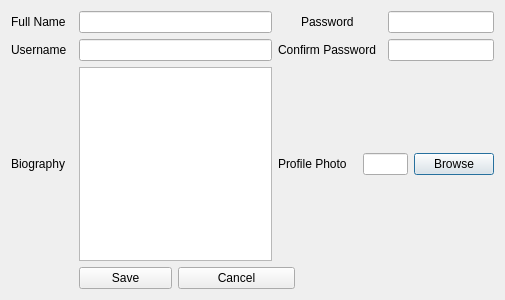
Qt form editprofilewindow.ui (ghazaleh-nahayatf/Spotify-Project) before a commit.
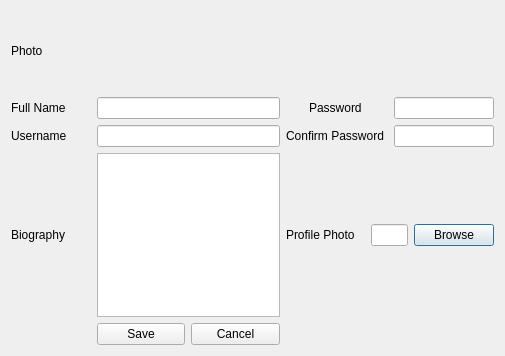
The same form after that commit.

Commit message: Complete Edit Profile , log out button

Diff of the .ui file:
```diff
--- a/editprofilewindow.ui
+++ b/editprofilewindow.ui
@@ -7,98 +7,111 @@
     <x>0</x>
     <y>0</y>
     <width>505</width>
-    <height>300</height>
+    <height>356</height>
    </rect>
   </property>
   <property name="windowTitle">
    <string>Dialog</string>
   </property>
   <layout class="QGridLayout" name="gridLayout">
-   <item row="0" column="0">
-    <widget class="QLabel" name="label">
-     <property name="text">
-      <string>Full Name </string>
-     </property>
-    </widget>
-   </item>
-   <item row="0" column="1" colspan="2">
-    <widget class="QLineEdit" name="fullNameEditLine"/>
-   </item>
-   <item row="0" column="4">
-    <widget class="QLabel" name="label_3">
-     <property name="text">
-      <string>Password </string>
-     </property>
-    </widget>
-   </item>
-   <item row="0" column="6" colspan="2">
-    <widget class="QLineEdit" name="lineEdit"/>
-   </item>
-   <item row="1" column="0">
-    <widget class="QLabel" name="label_2">
-     <property name="text">
-      <string>Username  </string>
-     </property>
-    </widget>
-   </item>
-   <item row="1" column="1" colspan="2">
-    <widget class="QLineEdit" name="usernameLineEdit"/>
-   </item>
-   <item row="1" column="3" colspan="3">
-    <widget class="QLabel" name="label_4">
-     <property name="text">
-      <string>Confirm Password </string>
-     </property>
-    </widget>
-   </item>
    <item row="1" column="6" colspan="2">
-    <widget class="QLineEdit" name="lineEdit_2"/>
+    <widget class="QLineEdit" name="passwordLineEdit"/>
+   </item>
+   <item row="3" column="3" colspan="2">
+    <widget class="QLabel" name="label_6">
+     <property name="text">
+      <string>Profile Photo</string>
+     </property>
+    </widget>
+   </item>
+   <item row="1" column="1" colspan="2">
+    <widget class="QLineEdit" name="fullNameLineEdit"/>
    </item>
    <item row="2" column="0">
+    <widget class="QLabel" name="label_2">
+     <property name="text">
+      <string>Username  </string>
+     </property>
+    </widget>
+   </item>
+   <item row="3" column="7">
+    <widget class="QPushButton" name="browseButton">
+     <property name="text">
+      <string>Browse</string>
+     </property>
+    </widget>
+   </item>
+   <item row="3" column="0">
     <widget class="QLabel" name="label_5">
      <property name="text">
       <string>Biography</string>
      </property>
     </widget>
    </item>
-   <item row="2" column="1" colspan="2">
-    <widget class="QTextEdit" name="biographyTextEdit"/>
+   <item row="1" column="0">
+    <widget class="QLabel" name="label">
+     <property name="text">
+      <string>Full Name </string>
+     </property>
+    </widget>
    </item>
-   <item row="2" column="3" colspan="2">
-    <widget class="QLabel" name="label_6">
+   <item row="2" column="3" colspan="3">
+    <widget class="QLabel" name="label_4">
      <property name="text">
-      <string>Profile Photo</string>
+      <string>Confirm Password </string>
      </property>
     </widget>
    </item>
-   <item row="2" column="5" colspan="2">
+   <item row="3" column="5" colspan="2">
     <widget class="QLineEdit" name="profileLineEdit">
      <property name="readOnly">
       <bool>true</bool>
      </property>
     </widget>
    </item>
-   <item row="2" column="7">
-    <widget class="QPushButton" name="browseButton">
-     <property name="text">
-      <string>Browse</string>
-     </property>
-    </widget>
-   </item>
-   <item row="3" column="1">
-    <widget class="QPushButton" name="saveButton">
-     <property name="text">
-      <string>Save</string>
-     </property>
-    </widget>
-   </item>
-   <item row="3" column="2" colspan="2">
+   <item row="4" column="2">
     <widget class="QPushButton" name="cancelButton">
      <property name="text">
       <string>Cancel</string>
      </property>
     </widget>
    </item>
+   <item row="1" column="4">
+    <widget class="QLabel" name="label_3">
+     <property name="text">
+      <string>Password </string>
+     </property>
+    </widget>
+   </item>
+   <item row="2" column="1" colspan="2">
+    <widget class="QLineEdit" name="usernameLineEdit"/>
+   </item>
+   <item row="2" column="6" colspan="2">
+    <widget class="QLineEdit" name="confirmPasswordLineEdit"/>
+   </item>
+   <item row="4" column="1">
+    <widget class="QPushButton" name="saveButton">
+     <property name="text">
+      <string>Save</string>
+     </property>
+    </widget>
+   </item>
+   <item row="3" column="1" colspan="2">
+    <widget class="QTextEdit" name="biographyTextEdit"/>
+   </item>
+   <item row="0" column="0">
+    <widget class="QLabel" name="photoLabel">
+     <property name="minimumSize">
+      <size>
+       <width>80</width>
+       <height>80</height>
+      </size>
+     </property>
+     <property name="text">
+      <string>Photo</string>
+     </property>
+    </widget>
+   </item>
   </layout>
  </widget>
  <resources/>
```
The commit also changes 16 other files.
